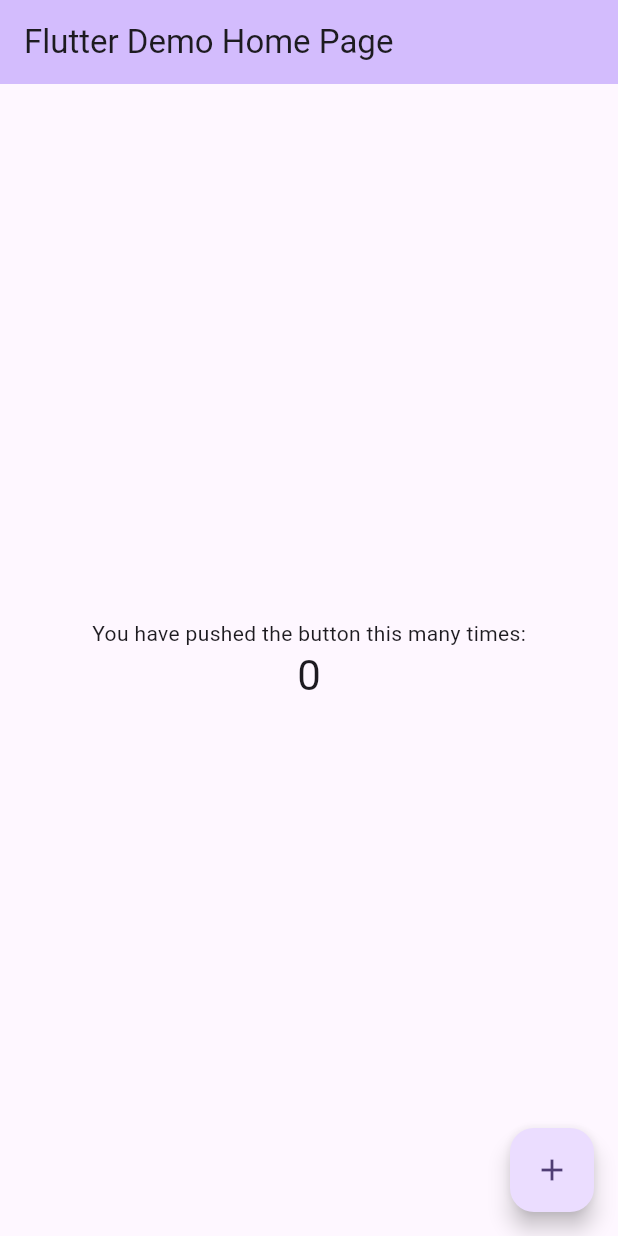
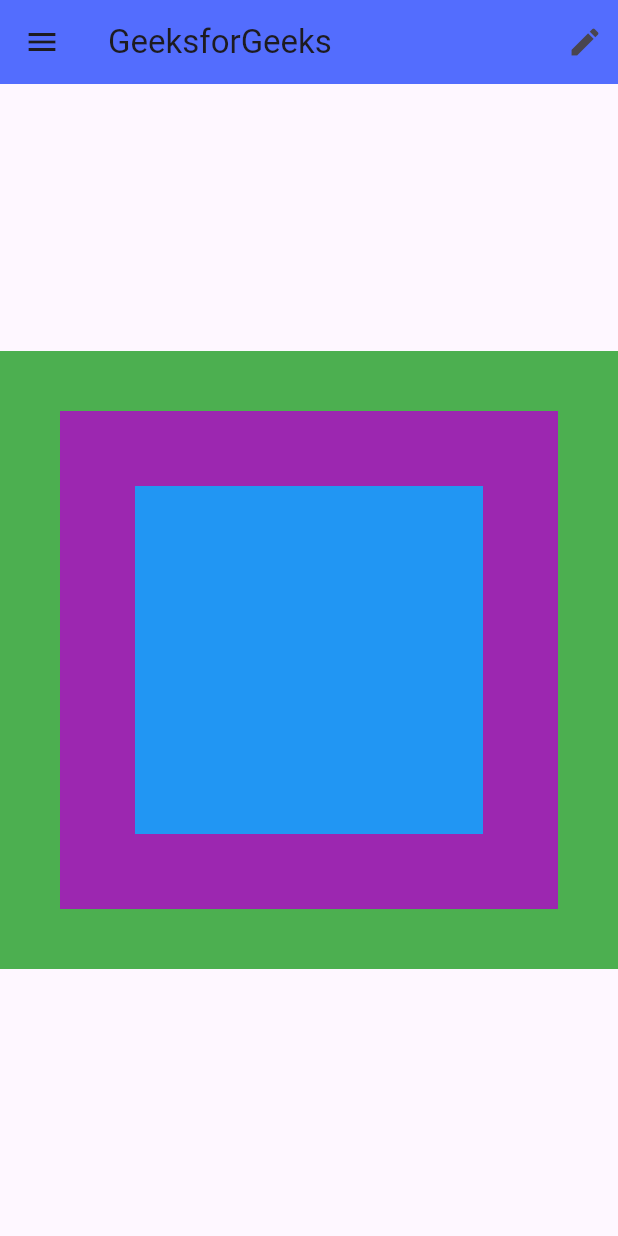
Before and after one commit to AdrianCR08/exploredart, a Flutter app: the screen it shows after launch, on a phone screen of 412 x 824 dp. Run offline on Flutter 3.47's test engine with Material 3 defaults, Android fonts, the phone set to English and light mode, and no system bars.

Commit message:
Learning about Layout and Widgets with Flutter

```diff
--- /dev/null
+++ b/lib/basic_screen.dart
@@ -0,0 +1,39 @@
+import 'package:exploredart/immutable_widget.dart';
+import 'package:flutter/material.dart';
+import 'immutable_widget.dart';
+
+class BasicScreen extends StatelessWidget {
+  const BasicScreen({super.key});
+
+  @override
+  Widget build(BuildContext context) {
+    return MaterialApp(
+      home: Scaffold(
+        appBar: AppBar(
+          backgroundColor: Colors.indigoAccent,
+          title: const Text('GeeksforGeeks'),
+          actions: const <Widget>[
+            Padding(
+              padding: EdgeInsets.all(10.0),
+              child: Icon(Icons.edit),
+            ),
+          ],
+        ),
+        drawer: Drawer(
+          child: Container(
+            color: Colors.lightBlue,
+            child: Center(
+              child: Text("I'm a drawer!"),
+            ),
+          ),
+        ),
+        body: const Center(
+          child: AspectRatio(
+            aspectRatio: 1.0,
+            child: ImmutableWidget(),
+          ),
+        ),
+      ),
+    );
+  }
+}
--- /dev/null
+++ b/lib/immutable_widget.dart
@@ -0,0 +1,24 @@
+import 'package:flutter/material.dart';
+
+class ImmutableWidget extends StatelessWidget {
+  const ImmutableWidget({super.key});
+
+  @override
+  Widget build(BuildContext context) {
+    return Container(
+      color: Colors.green,
+      child: Padding(
+        padding: EdgeInsets.all(40),
+        child: Container(
+          color: Colors.purple,
+          child: Padding(
+            padding: const EdgeInsets.all(50.0),
+            child: Container(
+              color: Colors.blue,
+            ),
+          ),
+        ),
+      ),
+    );
+  }
+}
--- a/lib/main.dart
+++ b/lib/main.dart
@@ -1,125 +1,18 @@
+import 'package:exploredart/basic_screen.dart';
 import 'package:flutter/material.dart';
+import 'immutable_widget.dart';
 
-void main() {
-  runApp(const MyApp());
+void main(){
+  runApp(StaticApp());
 }
 
-class MyApp extends StatelessWidget {
-  const MyApp({super.key});
+class StaticApp extends StatelessWidget {
+  const StaticApp({super.key});
 
-  // This widget is the root of your application.
   @override
   Widget build(BuildContext context) {
-    return MaterialApp(
-      title: 'Flutter Demo',
-      theme: ThemeData(
-        // This is the theme of your application.
-        //
-        // TRY THIS: Try running your application with "flutter run". You'll see
-        // the application has a purple toolbar. Then, without quitting the app,
-        // try changing the seedColor in the colorScheme below to Colors.green
-        // and then invoke "hot reload" (save your changes or press the "hot
-        // reload" button in a Flutter-supported IDE, or press "r" if you used
-        // the command line to start the app).
-        //
-        // Notice that the counter didn't reset back to zero; the application
-        // state is not lost during the reload. To reset the state, use hot
-        // restart instead.
-        //
-        // This works for code too, not just values: Most code changes can be
-        // tested with just a hot reload.
-        colorScheme: ColorScheme.fromSeed(seedColor: Colors.deepPurple),
-        useMaterial3: true,
-      ),
-      home: const MyHomePage(title: 'Flutter Demo Home Page'),
+    return const MaterialApp(
+      home: BasicScreen(),
     );
   }
 }
-
-class MyHomePage extends StatefulWidget {
-  const MyHomePage({super.key, required this.title});
-
-  // This widget is the home page of your application. It is stateful, meaning
-  // that it has a State object (defined below) that contains fields that affect
-  // how it looks.
-
-  // This class is the configuration for the state. It holds the values (in this
-  // case the title) provided by the parent (in this case the App widget) and
-  // used by the build method of the State. Fields in a Widget subclass are
-  // always marked "final".
-
-  final String title;
-
-  @override
-  State<MyHomePage> createState() => _MyHomePageState();
-}
-
-class _MyHomePageState extends State<MyHomePage> {
-  int _counter = 0;
-
-  void _incrementCounter() {
-    setState(() {
-      // This call to setState tells the Flutter framework that something has
-      // changed in this State, which causes it to rerun the build method below
-      // so that the display can reflect the updated values. If we changed
-      // _counter without calling setState(), then the build method would not be
-      // called again, and so nothing would appear to happen.
-      _counter++;
-    });
-  }
-
-  @override
-  Widget build(BuildContext context) {
-    // This method is rerun every time setState is called, for instance as done
-    // by the _incrementCounter method above.
-    //
-    // The Flutter framework has been optimized to make rerunning build methods
-    // fast, so that you can just rebuild anything that needs updating rather
-    // than having to individually change instances of widgets.
-    return Scaffold(
-      appBar: AppBar(
-        // TRY THIS: Try changing the color here to a specific color (to
-        // Colors.amber, perhaps?) and trigger a hot reload to see the AppBar
-        // change color while the other colors stay the same.
-        backgroundColor: Theme.of(context).colorScheme.inversePrimary,
-        // Here we take the value from the MyHomePage object that was created by
-        // the App.build method, and use it to set our appbar title.
-        title: Text(widget.title),
-      ),
-      body: Center(
-        // Center is a layout widget. It takes a single child and positions it
-        // in the middle of the parent.
-        child: Column(
-          // Column is also a layout widget. It takes a list of children and
-          // arranges them vertically. By default, it sizes itself to fit its
-          // children horizontally, and tries to be as tall as its parent.
-          //
-          // Column has various properties to control how it sizes itself and
-          // how it positions its children. Here we use mainAxisAlignment to
-          // center the children vertically; the main axis here is the vertical
-          // axis because Columns are vertical (the cross axis would be
-          // horizontal).
-          //
-          // TRY THIS: Invoke "debug painting" (choose the "Toggle Debug Paint"
-          // action in the IDE, or press "p" in the console), to see the
-          // wireframe for each widget.
-          mainAxisAlignment: MainAxisAlignment.center,
-          children: <Widget>[
-            const Text(
-              'You have pushed the button this many times:',
-            ),
-            Text(
-              '$_counter',
-              style: Theme.of(context).textTheme.headlineMedium,
-            ),
-          ],
-        ),
-      ),
-      floatingActionButton: FloatingActionButton(
-        onPressed: _incrementCounter,
-        tooltip: 'Increment',
-        child: const Icon(Icons.add),
-      ), // This trailing comma makes auto-formatting nicer for build methods.
-    );
-  }
-}
```
Also changed, not shown: 1 other file.
